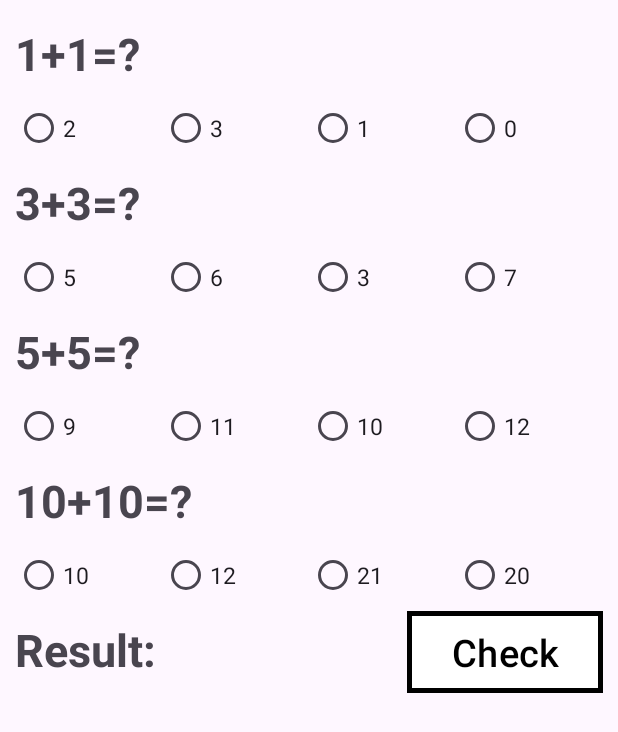
After one commit to SGDTNQZ/Android-Test-app, an Android app: the PracticeActivity screen opened directly, with no data from a screen before it, on a phone screen of 412 x 824 dp. The commit adds this screen. Shown: the top 732 px of the screen. Run offline under Robolectric (Android 15) with nearby library versions, the phone set to English and light mode, and no system bars.

Commit message:
first commit

```diff
--- a/app/src/main/AndroidManifest.xml
+++ b/app/src/main/AndroidManifest.xml
@@ -12,6 +12,9 @@
         android:supportsRtl="true"
         android:theme="@style/Theme.AndroidTestApp"
         tools:targetApi="31">
+        <activity
+            android:name=".PracticeActivity"
+            android:exported="false" />
         <activity
             android:name=".RegistrationActivity"
             android:exported="false" />
--- a/app/src/main/java/com/littlelemon/androidtestapp/LoginActivity.java
+++ b/app/src/main/java/com/littlelemon/androidtestapp/LoginActivity.java
@@ -50,8 +50,8 @@ public class LoginActivity extends AppCompatActivity {
                 if(login_edtxt.getText().toString().equals("qwerty")
                         && password_edtxt.getText().toString().equals("123"))
                 {
-                    Intent registrationIntent = new Intent(LoginActivity.this, MainActivity.class);
-                    startActivity(registrationIntent);
+                    Intent mainIntent = new Intent(LoginActivity.this, MainActivity.class);
+                    startActivity(mainIntent);
                 }
                 else{
                     Toast.makeText(LoginActivity.this,"Something is wrong!", Toast.LENGTH_LONG).show();
--- a/app/src/main/java/com/littlelemon/androidtestapp/MainActivity.java
+++ b/app/src/main/java/com/littlelemon/androidtestapp/MainActivity.java
@@ -1,5 +1,6 @@
 package com.littlelemon.androidtestapp;
 
+import android.content.Intent;
 import android.os.Bundle;
 import android.view.View;
 import android.widget.Button;
@@ -21,7 +22,7 @@ public class MainActivity extends AppCompatActivity {
             rb_q3_answer1, rb_q3_answer2,
             rb_q4_answer1, rb_q4_answer2;
 
-    Button btn_finish;
+    Button btn_finish, btn_practice;
 
     String [] questions = {"1 + 1 = ?",
             "2 + 2 = ?",
@@ -76,17 +77,33 @@ public class MainActivity extends AppCompatActivity {
         rb_q4_answer2.setText(variants[3][1]);
 
        finish();
+
+       btn_practice = findViewById(R.id.btn_practice);
+       openPractice();
+
+    }
+
+    public void openPractice(){
+        View.OnClickListener practice = new View.OnClickListener() {
+            @Override
+            public void onClick(View v) {
+                Intent practiceIntent = new Intent(MainActivity.this, PracticeActivity.class);
+                startActivity(practiceIntent);
+            }
+        };
+
+        btn_practice.setOnClickListener(practice);
     }
 
     public void check(TextView tv_q, RadioButton rb1, RadioButton rb2, int n){
         if(rb1.isChecked() && rb1.getText().equals(answers[n])){
-            tv_q.setText(questions[0] + " Correct");
+            tv_q.setText(questions[n] + " Correct");
             tv_q.setTextColor(getResources().getColor(R.color.green));
         } else if (rb2.isChecked() && rb2.getText().equals(answers[n])) {
-            tv_q.setText(questions[0] + " Correct");
+            tv_q.setText(questions[n] + " Correct");
             tv_q.setTextColor(getResources().getColor(R.color.green));
         } else {
-            tv_q.setText(questions[0] + " Wrong");
+            tv_q.setText(questions[n] + " Wrong");
             tv_q.setTextColor(getResources().getColor(R.color.red));
         }
     }
--- /dev/null
+++ b/app/src/main/java/com/littlelemon/androidtestapp/PracticeActivity.java
@@ -0,0 +1,129 @@
+package com.littlelemon.androidtestapp;
+
+import android.os.Bundle;
+import android.view.View;
+import android.widget.Button;
+import android.widget.RadioButton;
+import android.widget.TextView;
+
+import androidx.activity.EdgeToEdge;
+import androidx.appcompat.app.AppCompatActivity;
+
+
+public class PracticeActivity extends AppCompatActivity {
+
+    TextView tv_practice_q1, tv_practice_q2, tv_practice_q3, tv_practice_q4, tv_result;
+    RadioButton  rb_practice_q1_variant1, rb_practice_q1_variant2, rb_practice_q1_variant3, rb_practice_q1_variant4,
+            rb_practice_q2_variant1, rb_practice_q2_variant2, rb_practice_q2_variant3, rb_practice_q2_variant4,
+      rb_practice_q3_variant1, rb_practice_q3_variant2, rb_practice_q3_variant3, rb_practice_q3_variant4,
+     rb_practice_q4_variant1, rb_practice_q4_variant2, rb_practice_q4_variant3, rb_practice_q4_variant4;
+
+    Button btn_check;
+
+    String [] practice_questions = {"1+1=?","3+3=?","5+5=?","10+10=?"};
+    String [] practice_answers = {"2","6","10","20"};
+    String [][] practice_variants = {{"2","3","1","0"},
+            {"5","6","3","7"},
+            {"9","11","10","12"},
+            {"10","12","21","20"}};
+
+
+
+    @Override
+    protected void onCreate(Bundle savedInstanceState) {
+        super.onCreate(savedInstanceState);
+        EdgeToEdge.enable(this);
+        setContentView(R.layout.activity_practice);
+
+        tv_practice_q1 = findViewById(R.id.tv_practice_q1);
+        rb_practice_q1_variant1 = findViewById(R.id.rb_practice_q1_variant1);
+        rb_practice_q1_variant2 = findViewById(R.id.rb_practice_q1_variant2);
+        rb_practice_q1_variant3 = findViewById(R.id.rb_practice_q1_variant3);
+        rb_practice_q1_variant4 = findViewById(R.id.rb_practice_q1_variant4);
+
+        tv_practice_q2 = findViewById(R.id.tv_practice_q2);
+        rb_practice_q2_variant1 = findViewById(R.id.rb_practice_q2_variant1);
+        rb_practice_q2_variant2 = findViewById(R.id.rb_practice_q2_variant2);
+        rb_practice_q2_variant3 = findViewById(R.id.rb_practice_q2_variant3);
+        rb_practice_q2_variant4 = findViewById(R.id.rb_practice_q2_variant4);
+
+        tv_practice_q3 = findViewById(R.id.tv_practice_q3);
+        rb_practice_q3_variant1 = findViewById(R.id.rb_practice_q3_variant1);
+        rb_practice_q3_variant2 = findViewById(R.id.rb_practice_q3_variant2);
+        rb_practice_q3_variant3 = findViewById(R.id.rb_practice_q3_variant3);
+        rb_practice_q3_variant4 = findViewById(R.id.rb_practice_q3_variant4);
+
+        tv_practice_q4 = findViewById(R.id.tv_practice_q4);
+        rb_practice_q4_variant1 = findViewById(R.id.rb_practice_q4_variant1);
+        rb_practice_q4_variant2 = findViewById(R.id.rb_practice_q4_variant2);
+        rb_practice_q4_variant3 = findViewById(R.id.rb_practice_q4_variant3);
+        rb_practice_q4_variant4 = findViewById(R.id.rb_practice_q4_variant4);
+
+        tv_result = findViewById(R.id.tv_result);
+        btn_check = findViewById(R.id.btn_practice_check);
+
+        tv_practice_q1.setText(practice_questions[0]);
+        rb_practice_q1_variant1.setText(practice_variants[0][0]);
+        rb_practice_q1_variant2.setText(practice_variants[0][1]);
+        rb_practice_q1_variant3.setText(practice_variants[0][2]);
+        rb_practice_q1_variant4.setText(practice_variants[0][3]);
+
+        tv_practice_q2.setText(practice_questions[1]);
+        rb_practice_q2_variant1.setText(practice_variants[1][0]);
+        rb_practice_q2_variant2.setText(practice_variants[1][1]);
+        rb_practice_q2_variant3.setText(practice_variants[1][2]);
+        rb_practice_q2_variant4.setText(practice_variants[1][3]);
+
+        tv_practice_q3.setText(practice_questions[2]);
+        rb_practice_q3_variant1.setText(practice_variants[2][0]);
+        rb_practice_q3_variant2.setText(practice_variants[2][1]);
+        rb_practice_q3_variant3.setText(practice_variants[2][2]);
+        rb_practice_q3_variant4.setText(practice_variants[2][3]);
+
+        tv_practice_q4.setText(practice_questions[3]);
+        rb_practice_q4_variant1.setText(practice_variants[3][0]);
+        rb_practice_q4_variant2.setText(practice_variants[3][1]);
+        rb_practice_q4_variant3.setText(practice_variants[3][2]);
+        rb_practice_q4_variant4.setText(practice_variants[3][3]);
+
+        showResult();
+
+    }
+
+    public boolean checkAnswers(RadioButton rb1, RadioButton rb2, RadioButton rb3, RadioButton rb4,int n){
+        if(rb1.isChecked() && rb1.getText().equals(practice_answers[n])){
+            return true ;
+        } else if (rb2.isChecked() && rb2.getText().equals(practice_answers[n])) {
+            return true;
+        } else if (rb3.isChecked() && rb3.getText().equals(practice_answers[n])) {
+            return true;
+        } else return rb4.isChecked() && rb4.getText().equals(practice_answers[n]);
+    }
+
+    public void  showResult(){
+        View.OnClickListener result = v -> {
+            float score = 0, percentage;
+
+            if(checkAnswers(rb_practice_q1_variant1, rb_practice_q1_variant2,
+                    rb_practice_q1_variant3, rb_practice_q1_variant4,0)){
+                score++;
+            }
+            if (checkAnswers(rb_practice_q2_variant1, rb_practice_q2_variant2,
+                    rb_practice_q2_variant3, rb_practice_q2_variant4,1)) {
+                score++;
+            }
+            if (checkAnswers(rb_practice_q3_variant1, rb_practice_q3_variant2,
+                    rb_practice_q3_variant3, rb_practice_q3_variant4,2)){
+                score++;
+            }
+            if (checkAnswers(rb_practice_q4_variant1, rb_practice_q4_variant2,
+                    rb_practice_q4_variant3, rb_practice_q4_variant4,3)) {
+                score++;
+            }
+
+            percentage = (100 * score) / 4;
+            tv_result.setText(percentage + "%");
+        };
+        btn_check.setOnClickListener(result);
+    }
+}
--- /dev/null
+++ b/app/src/main/res/drawable/btn_decoration.xml
@@ -0,0 +1,18 @@
+<?xml version="1.0" encoding="utf-8"?>
+<selector xmlns:android="http://schemas.android.com/apk/res/android">
+
+    <item>
+        <shape xmlns:android="http://schemas.android.com/apk/res/android" android:shape="rectangle" >
+            <corners
+                android:radius="0dp"
+                />
+            <solid
+                android:color="#FFFFFF"
+                />
+            <stroke
+                android:width="3dp"
+                android:color="#FF000000"
+                />
+        </shape>
+    </item>
+</selector>
--- /dev/null
+++ b/app/src/main/res/layout/activity_practice.xml
@@ -0,0 +1,188 @@
+<?xml version="1.0" encoding="utf-8"?>
+<ScrollView
+    android:id="@+id/main"
+    android:layout_width="match_parent"
+    android:layout_height="match_parent"
+    xmlns:android="http://schemas.android.com/apk/res/android"
+    xmlns:app="http://schemas.android.com/apk/res-auto"
+    xmlns:tools="http://schemas.android.com/tools"
+    tools:context=".PracticeActivity">
+
+    <LinearLayout
+        android:layout_width="match_parent"
+        android:layout_height="match_parent"
+        android:orientation="vertical"
+        android:layout_margin="10dp">
+
+
+        <LinearLayout
+            android:id="@+id/ll_q1"
+            android:layout_width="match_parent"
+            android:layout_height="wrap_content"
+            android:orientation="vertical"
+            android:layout_marginTop="5dp">
+            <TextView
+                android:id="@+id/tv_practice_q1"
+                style="@style/tv_question"
+                android:text="Question 1"/>
+            <RadioGroup
+                android:layout_width="match_parent"
+                android:layout_height="wrap_content"
+                android:layout_marginTop="5dp"
+                android:orientation="horizontal">
+                <RadioButton
+                    android:id="@+id/rb_practice_q1_variant1"
+                    style="@style/rb_variant"
+                    android:text="variant1"/>
+                <RadioButton
+                    android:id="@+id/rb_practice_q1_variant2"
+                    style="@style/rb_variant"
+                    android:text="variant2"/>
+                <RadioButton
+                    android:id="@+id/rb_practice_q1_variant3"
+                    style="@style/rb_variant"
+                    android:text="variant3"/>
+                <RadioButton
+                    android:id="@+id/rb_practice_q1_variant4"
+                    style="@style/rb_variant"
+                    android:text="variant4"/>
+            </RadioGroup>
+        </LinearLayout>
+
+        <LinearLayout
+            android:id="@+id/ll_q2"
+            android:layout_width="match_parent"
+            android:layout_height="wrap_content"
+            android:orientation="vertical"
+            android:layout_marginTop="5dp">
+            <TextView
+                android:id="@+id/tv_practice_q2"
+                style="@style/tv_question"
+                android:text="Question 2"/>
+            <RadioGroup
+                android:layout_width="match_parent"
+                android:layout_height="wrap_content"
+                android:layout_marginTop="5dp"
+                android:orientation="horizontal">
+                <RadioButton
+                    android:id="@+id/rb_practice_q2_variant1"
+                    style="@style/rb_variant"
+                    android:text="variant1"/>
+                <RadioButton
+                    android:id="@+id/rb_practice_q2_variant2"
+                    style="@style/rb_variant"
+                    android:text="variant2"/>
+                <RadioButton
+                    android:id="@+id/rb_practice_q2_variant3"
+                    style="@style/rb_variant"
+                    android:text="variant3"/>
+                <RadioButton
+                    android:id="@+id/rb_practice_q2_variant4"
+                    style="@style/rb_variant"
+                    android:text="variant4"/>
+            </RadioGroup>
+        </LinearLayout>
+
+        <LinearLayout
+            android:id="@+id/ll_q3"
+            android:layout_width="match_parent"
+            android:layout_height="wrap_content"
+            android:orientation="vertical"
+            android:layout_marginTop="5dp">
+            <TextView
+                android:id="@+id/tv_practice_q3"
+                style="@style/tv_question"
+                android:text="Question 3"/>
+            <RadioGroup
+                android:layout_width="match_parent"
+                android:layout_height="wrap_content"
+                android:layout_marginTop="5dp"
+                android:orientation="horizontal">
+                <RadioButton
+                    android:id="@+id/rb_practice_q3_variant1"
+                    style="@style/rb_variant"
+                    android:text="variant1"/>
+                <RadioButton
+                    android:id="@+id/rb_practice_q3_variant2"
+                    style="@style/rb_variant"
+                    android:text="variant2"/>
+                <RadioButton
+                    android:id="@+id/rb_practice_q3_variant3"
+                    style="@style/rb_variant"
+                    android:text="variant3"/>
+                <RadioButton
+                    android:id="@+id/rb_practice_q3_variant4"
+                    style="@style/rb_variant"
+                    android:text="variant4"/>
+            </RadioGroup>
+        </LinearLayout>
+
+        <LinearLayout
+            android:id="@+id/ll_q4"
+            android:layout_width="match_parent"
+            android:layout_height="wrap_content"
+            android:orientation="vertical"
+            android:layout_marginTop="5dp">
+            <TextView
+                android:id="@+id/tv_practice_q4"
+                style="@style/tv_question"
+                android:text="Question 4"/>
+            <RadioGroup
+                android:layout_width="match_parent"
+                android:layout_height="wrap_content"
+                android:layout_marginTop="5dp"
+                android:orientation="horizontal">
+                <RadioButton
+                    android:id="@+id/rb_practice_q4_variant1"
+                    style="@style/rb_variant"
+                    android:text="variant1"/>
+                <RadioButton
+                    android:id="@+id/rb_practice_q4_variant2"
+                    style="@style/rb_variant"
+                    android:text="variant2"/>
+                <RadioButton
+                    android:id="@+id/rb_practice_q4_variant3"
+                    style="@style/rb_variant"
+                    android:text="variant3"/>
+                <RadioButton
+                    android:id="@+id/rb_practice_q4_variant4"
+                    style="@style/rb_variant"
+                    android:text="variant4"/>
+            </RadioGroup>
+        </LinearLayout>
+
+        <LinearLayout
+            android:layout_width="match_parent"
+            android:layout_height="wrap_content"
+            android:orientation="horizontal">
+
+            <LinearLayout
+                android:layout_width="match_parent"
+                android:layout_height="wrap_content"
+                android:orientation="horizontal">
+                <TextView
+                    android:layout_weight="1"
+                    android:layout_width="match_parent"
+                    android:layout_height="wrap_content"
+                    android:text="Result:"
+                    android:textSize="30dp"
+                    android:textStyle="bold"/>
+                <TextView
+                    android:id="@+id/tv_result"
+                    android:layout_weight="1"
+                    android:layout_width="match_parent"
+                    android:layout_height="wrap_content"
+                    android:textSize="20dp"
+                    android:text=""/>
+                <Button
+                    android:id="@+id/btn_practice_check"
+                    style="@style/btn_check_style"
+                    android:text="Check"/>
+            </LinearLayout>
+
+        </LinearLayout>
+
+
+    </LinearLayout>
+
+</ScrollView>
--- a/app/src/main/res/values/themes.xml
+++ b/app/src/main/res/values/themes.xml
@@ -6,4 +6,30 @@
     </style>
 
     <style name="Theme.AndroidTestApp" parent="Base.Theme.AndroidTestApp" />
+
+    <style name="tv_question">
+        <item name="android:layout_width">match_parent</item>
+        <item name="android:layout_height">wrap_content</item>
+        <item name="android:textSize">30dp</item>
+        <item name="android:textStyle">bold</item>
+
+    </style>
+
+    <style name="rb_variant">
+        <item name="android:layout_width">match_parent</item>
+        <item name="android:layout_height">wrap_content</item>
+        <item name="android:textSize">15dp</item>
+        <item name="android:layout_weight">1</item>
+    </style>
+
+    <style name="btn_check_style">
+        <item name="android:layout_weight">1</item>
+        <item name="android:layout_width">match_parent</item>
+        <item name="android:layout_height">wrap_content</item>
+<!--        <item name="android:textStyle">bold</item>-->
+        <item name="android:textSize">25dp</item>
+        <item name="android:textColor">@color/black</item>
+        <item name="backgroundTint">@null</item>
+        <item name="android:background">@drawable/btn_decoration</item>
+    </style>
 </resources>
```
